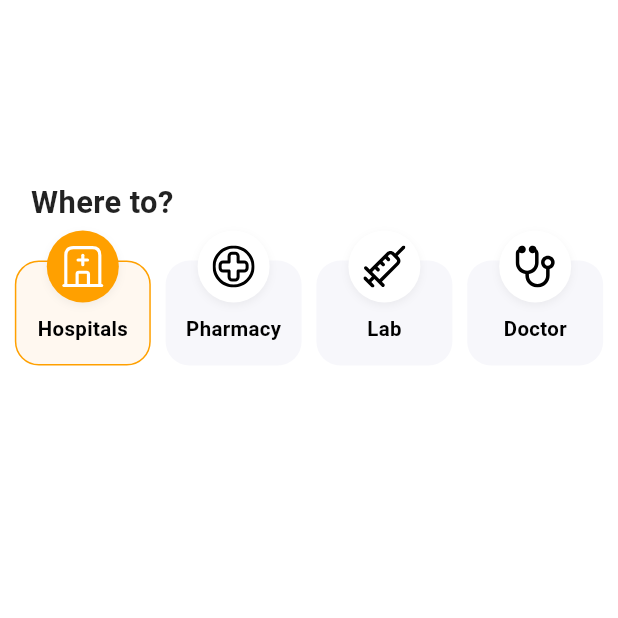
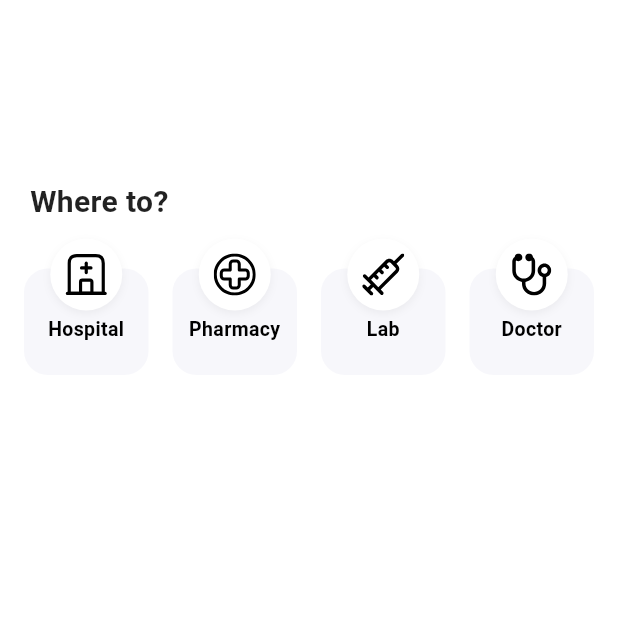
Before and after one commit to aibuzztech2024/medOCR, a Flutter app: the screen it shows after launch, on a phone screen of 412 x 824 dp, the top half of it. Run offline on Flutter 3.47's test engine with Material 3 defaults, Android fonts, the phone set to English and light mode, and no system bars; our stand-ins replace animate_do, avatar_glow, country_picker, dotted_border, easy_stepper, file_picker and 7 more.

Commit message:
Add botton widget row page

```diff
--- a/lib/views/map/widgets/botton_widget_row.dart
+++ b/lib/views/map/widgets/botton_widget_row.dart
@@ -2,36 +2,27 @@ import 'package:flutter/material.dart';
 import 'package:flutter_svg/flutter_svg.dart';
 import 'package:get/get.dart';
 
-/// ---------------------
-/// Model Class
-/// ---------------------
+/// Model class representing each service with a title and icon asset path
 class ServiceModel {
   final String title;
   final String iconPath;
 
-  ServiceModel({
-    required this.title,
-    required this.iconPath,
-  });
+  ServiceModel({required this.title, required this.iconPath});
 }
 
-/// ---------------------
-/// ViewModel Class
-/// ---------------------
+/// ViewModel using GetX for state management of selected index and list of services
 class ServiceViewModel extends GetxController {
-  var selectedIndex = 0.obs;
+  var selectedIndex = (-1).obs;
 
   final services = <ServiceModel>[
-    ServiceModel(title: 'Hospitals', iconPath: 'assets/icons/hospital.svg'),
+    ServiceModel(title: 'Hospital', iconPath: 'assets/icons/hospital.svg'),
     ServiceModel(title: 'Pharmacy', iconPath: 'assets/icons/pharmacy.svg'),
     ServiceModel(title: 'Lab', iconPath: 'assets/icons/lab.svg'),
     ServiceModel(title: 'Doctor', iconPath: 'assets/icons/doctor.svg'),
   ];
 }
 
-/// ---------------------
-/// Main Widget with View
-/// ---------------------
+/// Main widget showing a title and 4 service tiles in a row
 class BottonWidgetRow extends StatelessWidget {
   final ServiceViewModel controller = Get.put(ServiceViewModel());
   final String title;
@@ -41,31 +32,37 @@ class BottonWidgetRow extends StatelessWidget {
   @override
   Widget build(BuildContext context) {
     return Scaffold(
-      backgroundColor: Colors.white,
       body: Padding(
-        padding: const EdgeInsets.only(top: 120),
+        padding: const EdgeInsets.only(top: 120), // 120px top space
         child: Column(
           crossAxisAlignment: CrossAxisAlignment.start,
           children: [
+            // Title Text with horizontal padding
             Padding(
-              padding: EdgeInsets.symmetric(horizontal: Get.width * 0.05),
+              padding: const EdgeInsets.symmetric(horizontal: 20), // 20px side padding
               child: Text(
                 title,
-                style: TextStyle(
-                  fontSize: Get.width * 0.05,
+                style: const TextStyle(
+                  fontSize: 20, // 20px text
                   fontWeight: FontWeight.bold,
                 ),
               ),
             ),
-            SizedBox(height: Get.height * 0.03),
+
+            const SizedBox(height: 30), // 30px vertical gap
+
+            // Row with 4 tiles, reactive to selection changes
             Obx(() => Row(
               mainAxisAlignment: MainAxisAlignment.spaceEvenly,
               children: List.generate(
                 controller.services.length,
-                    (index) => ServiceTile(
+                    (index) => SizedBox(
+                  width: Get.width / 4 - 20, // responsive per tile width
+                  child: ServiceTile(
                     model: controller.services[index],
                     isSelected: controller.selectedIndex.value == index,
                     onTap: () => controller.selectedIndex.value = index,
+                  ),
                 ),
               ),
             )),
@@ -76,9 +73,7 @@ class BottonWidgetRow extends StatelessWidget {
   }
 }
 
-/// ---------------------
-/// Custom Notched Service Tile (Pixel Perfect)
-/// ---------------------
+/// Individual service tile widget showing floating icon and text below
 class ServiceTile extends StatelessWidget {
   final ServiceModel model;
   final bool isSelected;
@@ -93,50 +88,49 @@ class ServiceTile extends StatelessWidget {
 
   @override
   Widget build(BuildContext context) {
-    final double cardWidth = Get.width * 0.22;
-    final double iconSize = Get.width * 0.055;
+    final double cardWidth = Get.width / 4 - 20;
+    final double iconSize = 32.0; // fixed 32px icon
+    final double clampedIconSize = iconSize.clamp(24.0, 48.0); // between 24–48px
 
     return GestureDetector(
       onTap: onTap,
       child: Stack(
         clipBehavior: Clip.none,
         children: [
-          // Background Card
           Container(
             width: cardWidth,
-            height: 70,
+            padding: const EdgeInsets.only(top: 30, bottom: 20), // 30px top, 20px bottom
             decoration: BoxDecoration(
               color: isSelected ? const Color(0xFFFFF8F0) : const Color(0xFFF7F7FB),
-              borderRadius: BorderRadius.circular(16),
-              border: isSelected
-                  ? Border.all(color: const Color(0xFFFFA000), width: 1)
-                  : Border.all(color: Colors.transparent),
+              borderRadius: BorderRadius.circular(16), // 16px corner radius
+              border: Border.all(
+                color: isSelected ? const Color(0xFFFFA000) : Colors.transparent,
+                width: 1, // 1px border
               ),
-            child: Column(
-              mainAxisAlignment: MainAxisAlignment.end,
-              children: [
-                const SizedBox(height: 20),
-                Text(
+            ),
+            child: Center(
+              child: Text(
                 model.title,
-                  style: TextStyle(
-                    fontSize: Get.width * 0.033,
+                textAlign: TextAlign.center,
+                style: const TextStyle(
+                  fontSize: 13, // 13px text
                   fontWeight: FontWeight.w600,
                   color: Colors.black,
                 ),
+                maxLines: 2,
+                overflow: TextOverflow.ellipsis,
               ),
-                const SizedBox(height: 14),
-              ],
             ),
           ),
 
           // Floating Icon
           Positioned(
-            top: -20,
-            left: (cardWidth - 48) / 2,
+            top: -20, // 20px above the card
+            left: (cardWidth - 48) / 2, // center align
             child: Container(
-              height: 48,
+              height: 48, // 48px circle
               width: 48,
-              padding: const EdgeInsets.all(10),
+              padding: const EdgeInsets.all(10), // 10px inner padding
               decoration: BoxDecoration(
                 color: isSelected ? const Color(0xFFFFA000) : Colors.white,
                 shape: BoxShape.circle,
@@ -144,17 +138,20 @@ class ServiceTile extends StatelessWidget {
                   BoxShadow(
                     color: Colors.black.withOpacity(0.05),
                     blurRadius: 4,
-                    offset: const Offset(0, 2),
+                    offset: const Offset(0, 2), // subtle shadow
                   ),
                 ],
               ),
+              child: Semantics(
+                label: model.title,
                 child: SvgPicture.asset(
                   model.iconPath,
-                height: iconSize,
-                width: iconSize,
+                  height: clampedIconSize,
+                  width: clampedIconSize,
                   colorFilter: isSelected
                       ? const ColorFilter.mode(Colors.white, BlendMode.srcIn)
                       : const ColorFilter.mode(Colors.black, BlendMode.srcIn),
+                ),
               ),
             ),
           ),
--- a/lib/views/purchase/widgets/transaction_history.dart
+++ b/lib/views/purchase/widgets/transaction_history.dart
@@ -138,6 +138,7 @@ class TransactionHistory extends StatelessWidget {
                     onPressed: controller.currentPage.value == controller.totalPages ? null : controller.nextPage,
                     child: const Text('Next', style: TextStyle(color: Colors.black54)),
                   )),
+
                 ],
               ),
             ],
```
Lines whose indentation alone changed are shown as unchanged.
